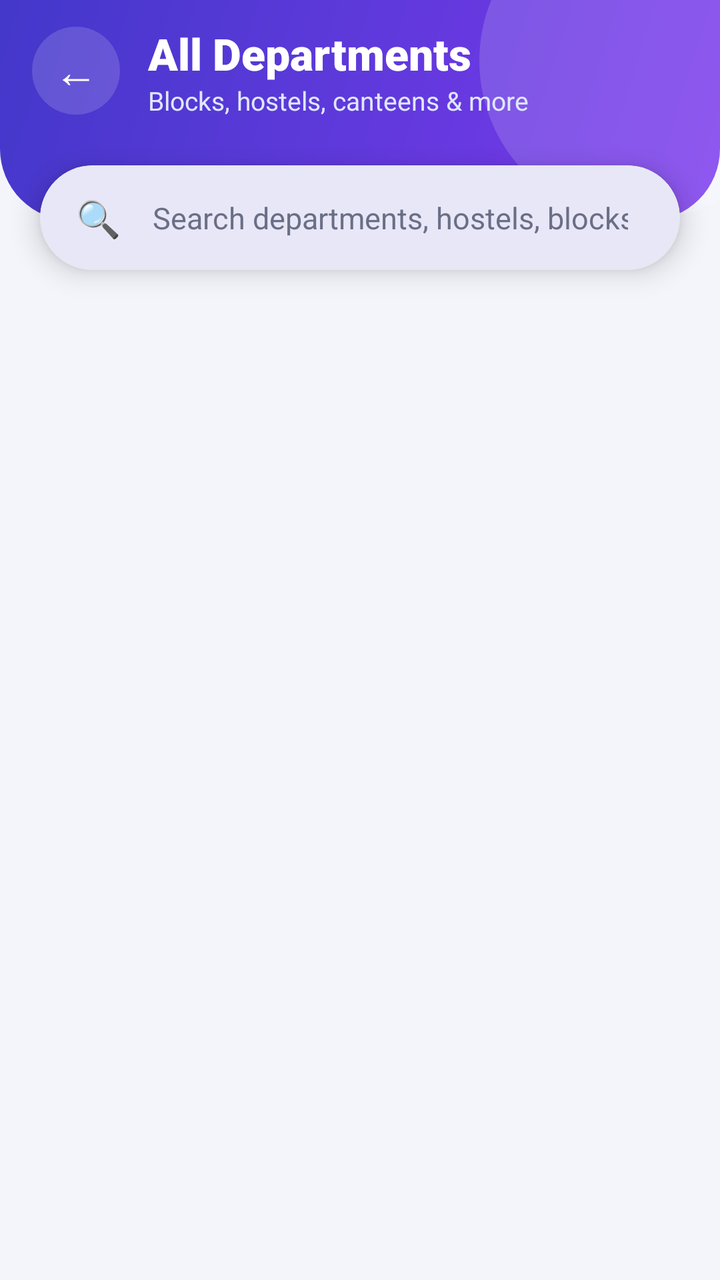
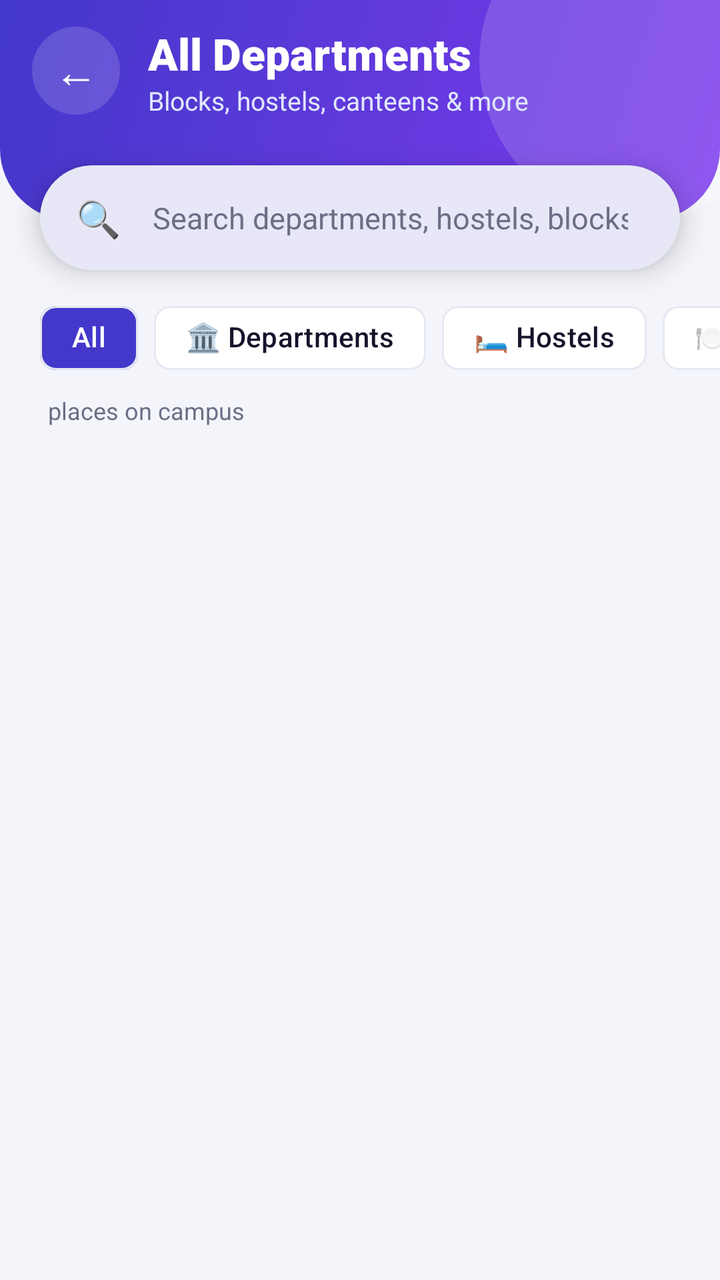

Screens rendered from an Android XML layout before and after an edit, with the pre-edit source and the edit as a unified diff.
<!-- AndroidManifest.xml: application theme Theme.DSCENavigator -->
<!-- res/layout/activity_departments.xml -->
<?xml version="1.0" encoding="utf-8"?>
<LinearLayout xmlns:android="http://schemas.android.com/apk/res/android"
    xmlns:app="http://schemas.android.com/apk/res-auto"
    android:layout_width="match_parent"
    android:layout_height="match_parent"
    android:background="@color/app_background"
    android:orientation="vertical">

    <FrameLayout
        android:layout_width="match_parent"
        android:layout_height="wrap_content"
        android:background="@drawable/bg_header"
        android:clipChildren="true"
        android:fitsSystemWindows="true">

        <View
            android:layout_width="160dp"
            android:layout_height="160dp"
            android:layout_gravity="top|end"
            android:layout_marginTop="-50dp"
            android:layout_marginEnd="-40dp"
            android:background="@drawable/bg_circle_glass" />

        <LinearLayout
            android:layout_width="match_parent"
            android:layout_height="wrap_content"
            android:gravity="center_vertical"
            android:orientation="horizontal"
            android:paddingStart="16dp"
            android:paddingTop="12dp"
            android:paddingEnd="16dp"
            android:paddingBottom="44dp">

            <TextView
                android:id="@+id/btnBack"
                android:layout_width="44dp"
                android:layout_height="44dp"
                android:background="@drawable/bg_button_glass"
                android:clickable="true"
                android:focusable="true"
                android:gravity="center"
                android:text="←"
                android:textColor="#FFFFFF"
                android:textSize="22sp" />

            <LinearLayout
                android:layout_width="wrap_content"
                android:layout_height="wrap_content"
                android:layout_marginStart="14dp"
                android:orientation="vertical">

                <TextView
                    android:layout_width="wrap_content"
                    android:layout_height="wrap_content"
                    android:fontFamily="sans-serif-black"
                    android:text="All Departments"
                    android:textColor="#FFFFFF"
                    android:textSize="22sp" />

                <TextView
                    android:layout_width="wrap_content"
                    android:layout_height="wrap_content"
                    android:text="Blocks, hostels, canteens &amp; more"
                    android:textColor="#E0E7FF"
                    android:textSize="13sp" />
            </LinearLayout>
        </LinearLayout>
    </FrameLayout>

    
    <com.google.android.material.card.MaterialCardView
        android:layout_width="match_parent"
        android:layout_height="wrap_content"
        android:layout_marginStart="20dp"
        android:layout_marginTop="-28dp"
        android:layout_marginEnd="20dp"
        app:cardBackgroundColor="@color/app_card"
        app:cardCornerRadius="28dp"
        app:cardElevation="8dp"
        app:strokeColor="@color/card_stroke"
        app:strokeWidth="1dp">

        <LinearLayout
            android:layout_width="match_parent"
            android:layout_height="wrap_content"
            android:gravity="center_vertical"
            android:orientation="horizontal"
            android:paddingStart="18dp"
            android:paddingEnd="10dp">

            <TextView
                android:layout_width="wrap_content"
                android:layout_height="wrap_content"
                android:text="🔍"
                android:textSize="18sp" />

            <EditText
                android:id="@+id/searchPlaces"
                android:layout_width="0dp"
                android:layout_height="wrap_content"
                android:layout_weight="1"
                android:background="@null"
                android:hint="Search departments, hostels, blocks"
                android:inputType="text"
                android:maxLines="1"
                android:padding="16dp"
                android:textColor="@color/app_text"
                android:textColorHint="@color/app_text_secondary"
                android:textSize="15sp" />
        </LinearLayout>
    </com.google.android.material.card.MaterialCardView>

    <TextView
        android:id="@+id/emptyText"
        android:layout_width="match_parent"
        android:layout_height="wrap_content"
        android:gravity="center"
        android:lineSpacingExtra="6dp"
        android:padding="40dp"
        android:text="😕\nNo places found"
        android:textColor="@color/app_text_secondary"
        android:textSize="16sp"
        android:visibility="gone" />

    <androidx.recyclerview.widget.RecyclerView
        android:id="@+id/placeList"
        android:layout_width="match_parent"
        android:layout_height="0dp"
        android:layout_weight="1"
        android:clipToPadding="false"
        android:paddingStart="14dp"
        android:paddingTop="10dp"
        android:paddingEnd="14dp"
        android:paddingBottom="20dp" />

</LinearLayout>
<!-- resources referenced by this layout -->
<resources>
  <color name="app_background">#F4F5FB</color>
  <color name="app_card">#FFFFFF</color>
  <color name="app_text">#14142B</color>
  <color name="app_text_secondary">#6B6F85</color>
  <color name="card_stroke">#E6E8F2</color>
  <!-- drawable bg_button_glass (drawable) -->
  <?xml version="1.0" encoding="utf-8"?>
  <ripple xmlns:android="http://schemas.android.com/apk/res/android"
      android:color="#40FFFFFF">
      <item android:drawable="@drawable/bg_circle_glass" />
  </ripple>
  <!-- drawable bg_circle_glass (drawable) -->
  <?xml version="1.0" encoding="utf-8"?>
  <shape xmlns:android="http://schemas.android.com/apk/res/android" android:shape="oval">
      <solid android:color="@color/glass" />
  </shape>
  <!-- drawable bg_header (drawable) -->
  <?xml version="1.0" encoding="utf-8"?>
  <shape xmlns:android="http://schemas.android.com/apk/res/android" android:shape="rectangle">
      <gradient
          android:angle="315"
          android:endColor="@color/header_end"
          android:startColor="@color/header_start"
          android:type="linear" />
      <corners
          android:bottomLeftRadius="36dp"
          android:bottomRightRadius="36dp" />
  </shape>
  <style name="Theme.DSCENavigator" parent="Base.Theme.DSCENavigator" />
  <color name="glass">#26FFFFFF</color>
  <color name="header_end">#7C3AED</color>
  <color name="header_start">#4338CA</color>
  <style name="Base.Theme.DSCENavigator" parent="Theme.Material3.DayNight.NoActionBar">
          <item name="colorPrimary">@color/app_primary</item>
          <item name="colorOnPrimary">@color/white</item>
          <item name="colorSecondary">@color/header_end</item>
          <item name="colorSurface">@color/app_card</item>
          <item name="colorOnSurface">@color/app_text</item>
          <item name="android:windowBackground">@color/app_background</item>
          <item name="android:windowLightStatusBar">false</item>
          <item name="android:statusBarColor">@android:color/transparent</item>
      </style>
  <color name="app_primary">#4338CA</color>
  <color name="white">#FFFFFFFF</color>
</resources>

<!-- the commit's change to res/layout/activity_departments.xml (unified diff, before → after) -->
@@ -110,6 +110,131 @@
         </LinearLayout>
     </com.google.android.material.card.MaterialCardView>
 
+
+
+    
+    <HorizontalScrollView
+        android:layout_width="match_parent"
+        android:layout_height="wrap_content"
+        android:layout_marginTop="10dp"
+        android:overScrollMode="never"
+        android:scrollbars="none">
+
+        <com.google.android.material.chip.ChipGroup
+            android:id="@+id/chipGroup"
+            android:layout_width="wrap_content"
+            android:layout_height="wrap_content"
+            android:paddingStart="20dp"
+            android:paddingEnd="20dp"
+            app:selectionRequired="true"
+            app:singleLine="true"
+            app:singleSelection="true">
+
+            <com.google.android.material.chip.Chip
+                android:id="@+id/chipAll"
+                style="@style/Widget.Material3.Chip.Filter"
+                android:layout_width="wrap_content"
+                android:layout_height="wrap_content"
+                android:checkable="true"
+                android:checked="true"
+                android:text="All"
+                android:textColor="@color/chip_text"
+                app:checkedIconVisible="false"
+                app:chipBackgroundColor="@color/chip_bg"
+                app:chipStrokeColor="@color/card_stroke"
+                app:chipStrokeWidth="1dp" />
+
+            <com.google.android.material.chip.Chip
+                android:id="@+id/chipDept"
+                style="@style/Widget.Material3.Chip.Filter"
+                android:layout_width="wrap_content"
+                android:layout_height="wrap_content"
+                android:checkable="true"
+                android:text="🏛️ Departments"
+                android:textColor="@color/chip_text"
+                app:checkedIconVisible="false"
+                app:chipBackgroundColor="@color/chip_bg"
+                app:chipStrokeColor="@color/card_stroke"
+                app:chipStrokeWidth="1dp" />
+
+            <com.google.android.material.chip.Chip
+                android:id="@+id/chipHostel"
+                style="@style/Widget.Material3.Chip.Filter"
+                android:layout_width="wrap_content"
+                android:layout_height="wrap_content"
+                android:checkable="true"
+                android:text="🛏️ Hostels"
+                android:textColor="@color/chip_text"
+                app:checkedIconVisible="false"
+                app:chipBackgroundColor="@color/chip_bg"
+                app:chipStrokeColor="@color/card_stroke"
+                app:chipStrokeWidth="1dp" />
+
+            <com.google.android.material.chip.Chip
+                android:id="@+id/chipFood"
+                style="@style/Widget.Material3.Chip.Filter"
+                android:layout_width="wrap_content"
+                android:layout_height="wrap_content"
+                android:checkable="true"
+                android:text="🍽️ Food"
+                android:textColor="@color/chip_text"
+                app:checkedIconVisible="false"
+                app:chipBackgroundColor="@color/chip_bg"
+                app:chipStrokeColor="@color/card_stroke"
+                app:chipStrokeWidth="1dp" />
+
+            <com.google.android.material.chip.Chip
+                android:id="@+id/chipSports"
+                style="@style/Widget.Material3.Chip.Filter"
+                android:layout_width="wrap_content"
+                android:layout_height="wrap_content"
+                android:checkable="true"
+                android:text="⚽ Sports"
+                android:textColor="@color/chip_text"
+                app:checkedIconVisible="false"
+                app:chipBackgroundColor="@color/chip_bg"
+                app:chipStrokeColor="@color/card_stroke"
+                app:chipStrokeWidth="1dp" />
+
+            <com.google.android.material.chip.Chip
+                android:id="@+id/chipGates"
+                style="@style/Widget.Material3.Chip.Filter"
+                android:layout_width="wrap_content"
+                android:layout_height="wrap_content"
+                android:checkable="true"
+                android:text="🚪 Gates &amp; Parking"
+                android:textColor="@color/chip_text"
+                app:checkedIconVisible="false"
+                app:chipBackgroundColor="@color/chip_bg"
+                app:chipStrokeColor="@color/card_stroke"
+                app:chipStrokeWidth="1dp" />
+
+            <com.google.android.material.chip.Chip
+                android:id="@+id/chipFacilities"
+                style="@style/Widget.Material3.Chip.Filter"
+                android:layout_width="wrap_content"
+                android:layout_height="wrap_content"
+                android:checkable="true"
+                android:text="🎭 Facilities"
+                android:textColor="@color/chip_text"
+                app:checkedIconVisible="false"
+                app:chipBackgroundColor="@color/chip_bg"
+                app:chipStrokeColor="@color/card_stroke"
+                app:chipStrokeWidth="1dp" />
+        </com.google.android.material.chip.ChipGroup>
+    </HorizontalScrollView>
+
+    <TextView
+        android:id="@+id/tvCount"
+        android:layout_width="wrap_content"
+        android:layout_height="wrap_content"
+        android:layout_marginStart="24dp"
+        android:layout_marginTop="4dp"
+        android:text="places on campus"
+        android:textColor="@color/app_text_secondary"
+        android:textSize="12sp" />
+
+
     <TextView
         android:id="@+id/emptyText"
         android:layout_width="match_parent"
